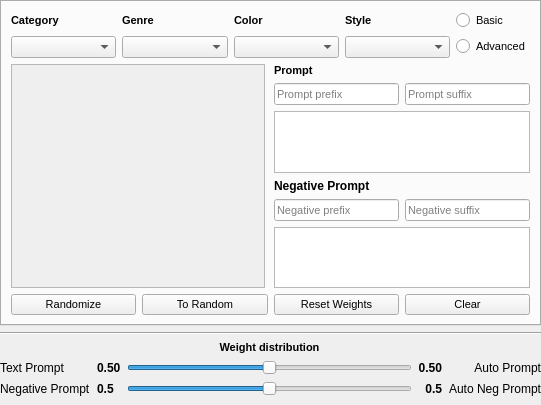
Before: the Qt Designer form src/airunner/pyqt/widgets/prompt_builder.ui in Capsize-Games/airunner, drawn with Qt 5.
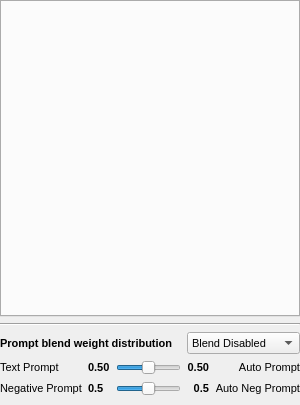
After: the same form once the commit is applied.

Diff of the .ui file:
```diff
--- a/src/airunner/pyqt/widgets/prompt_builder.ui
+++ b/src/airunner/pyqt/widgets/prompt_builder.ui
@@ -6,7 +6,7 @@
    <rect>
     <x>0</x>
     <y>0</y>
-    <width>541</width>
+    <width>300</width>
     <height>405</height>
    </rect>
   </property>
@@ -56,7 +56,7 @@
       <widget class="QLabel" name="label_5">
        <property name="font">
         <font>
-         <pointsize>9</pointsize>
+         <pointsize>8</pointsize>
          <bold>false</bold>
         </font>
        </property>
@@ -72,7 +72,7 @@
       <widget class="QLabel" name="label_4">
        <property name="font">
         <font>
-         <pointsize>9</pointsize>
+         <pointsize>8</pointsize>
          <bold>false</bold>
         </font>
        </property>
@@ -88,7 +88,7 @@
       <widget class="QLabel" name="label_3">
        <property name="font">
         <font>
-         <pointsize>9</pointsize>
+         <pointsize>8</pointsize>
          <bold>false</bold>
         </font>
        </property>
@@ -177,7 +177,7 @@
       <widget class="QLabel" name="auto_prompt_weight_label">
        <property name="font">
         <font>
-         <pointsize>9</pointsize>
+         <pointsize>8</pointsize>
          <bold>true</bold>
         </font>
        </property>
@@ -193,7 +193,7 @@
       <widget class="QLabel" name="negative_text_prompt_weight_label">
        <property name="font">
         <font>
-         <pointsize>9</pointsize>
+         <pointsize>8</pointsize>
          <bold>true</bold>
         </font>
        </property>
@@ -209,7 +209,7 @@
       <widget class="QLabel" name="label_6">
        <property name="font">
         <font>
-         <pointsize>9</pointsize>
+         <pointsize>8</pointsize>
          <bold>false</bold>
         </font>
        </property>
@@ -221,27 +221,11 @@
        </property>
       </widget>
      </item>
-     <item row="0" column="2">
-      <widget class="QLabel" name="label_7">
-       <property name="font">
-        <font>
-         <pointsize>8</pointsize>
-         <bold>true</bold>
-        </font>
-       </property>
-       <property name="text">
-        <string>Weight distribution</string>
-       </property>
-       <property name="alignment">
-        <set>Qt::AlignCenter</set>
-       </property>
-      </widget>
-     </item>
      <item row="2" column="3">
       <widget class="QLabel" name="negative_auto_prompt_weight_label">
        <property name="font">
         <font>
-         <pointsize>9</pointsize>
+         <pointsize>8</pointsize>
          <bold>true</bold>
         </font>
        </property>
@@ -257,7 +241,7 @@
       <widget class="QLabel" name="text_prompt_weight_label">
        <property name="font">
         <font>
-         <pointsize>9</pointsize>
+         <pointsize>8</pointsize>
          <bold>true</bold>
         </font>
        </property>
@@ -269,6 +253,49 @@
        </property>
       </widget>
      </item>
+     <item row="0" column="3" colspan="2">
+      <widget class="QComboBox" name="comboBox">
+       <property name="font">
+        <font>
+         <pointsize>8</pointsize>
+        </font>
+       </property>
+       <property name="toolTip">
+        <string>Blend mode</string>
+       </property>
+       <item>
+        <property name="text">
+         <string>Blend Disabled</string>
+        </property>
+       </item>
+       <item>
+        <property name="text">
+         <string>Prompt Builder</string>
+        </property>
+       </item>
+       <item>
+        <property name="text">
+         <string>Main Prompt</string>
+        </property>
+       </item>
+      </widget>
+     </item>
+     <item row="0" column="0" colspan="3">
+      <widget class="QLabel" name="label_7">
+       <property name="font">
+        <font>
+         <pointsize>8</pointsize>
+         <bold>true</bold>
+        </font>
+       </property>
+       <property name="text">
+        <string>Prompt blend weight distribution</string>
+       </property>
+       <property name="alignment">
+        <set>Qt::AlignLeading|Qt::AlignLeft|Qt::AlignVCenter</set>
+       </property>
+      </widget>
+     </item>
     </layout>
    </item>
    <item row="0" column="0">
@@ -288,557 +315,14 @@
       <string notr="true"/>
      </property>
      <property name="currentIndex">
-      <number>0</number>
+      <number>-1</number>
+     </property>
+     <property name="tabsClosable">
+      <bool>false</bool>
      </property>
      <property name="tabBarAutoHide">
-      <bool>true</bool>
+      <bool>false</bool>
      </property>
-     <widget class="QWidget" name="advanced">
-      <property name="sizePolicy">
-       <sizepolicy hsizetype="Preferred" vsizetype="Minimum">
-        <horstretch>0</horstretch>
-        <verstretch>0</verstretch>
-       </sizepolicy>
-      </property>
-      <property name="minimumSize">
-       <size>
-        <width>0</width>
-        <height>300</height>
-       </size>
-      </property>
-      <attribute name="title">
-       <string>Advanced</string>
-      </attribute>
-      <layout class="QGridLayout" name="gridLayout_2">
-       <item row="1" column="0">
-        <layout class="QGridLayout" name="gridLayout_9">
-         <property name="horizontalSpacing">
-          <number>9</number>
-         </property>
-         <item row="0" column="1">
-          <widget class="QScrollArea" name="scrollArea">
-           <property name="sizePolicy">
-            <sizepolicy hsizetype="MinimumExpanding" vsizetype="Expanding">
-             <horstretch>0</horstretch>
-             <verstretch>0</verstretch>
-            </sizepolicy>
-           </property>
-           <property name="minimumSize">
-            <size>
-             <width>250</width>
-             <height>120</height>
-            </size>
-           </property>
-           <property name="widgetResizable">
-            <bool>true</bool>
-           </property>
-           <widget class="QWidget" name="scroll_grid">
-            <property name="geometry">
-             <rect>
-              <x>0</x>
-              <y>0</y>
-              <width>248</width>
-              <height>214</height>
-             </rect>
-            </property>
-           </widget>
-          </widget>
-         </item>
-         <item row="0" column="2">
-          <layout class="QVBoxLayout" name="verticalLayout_3">
-           <property name="spacing">
-            <number>6</number>
-           </property>
-           <item>
-            <widget class="QLabel" name="label_16">
-             <property name="sizePolicy">
-              <sizepolicy hsizetype="Maximum" vsizetype="Preferred">
-               <horstretch>0</horstretch>
-               <verstretch>0</verstretch>
-              </sizepolicy>
-             </property>
-             <property name="maximumSize">
-              <size>
-               <width>200</width>
-               <height>16777215</height>
-              </size>
-             </property>
-             <property name="font">
-              <font>
-               <pointsize>8</pointsize>
-               <bold>true</bold>
-              </font>
-             </property>
-             <property name="text">
-              <string>Prompt</string>
-             </property>
-            </widget>
-           </item>
-           <item>
-            <layout class="QHBoxLayout" name="horizontalLayout">
-             <property name="spacing">
-              <number>6</number>
-             </property>
-             <item>
-              <widget class="QLineEdit" name="prompt_prefix">
-               <property name="font">
-                <font>
-                 <pointsize>8</pointsize>
-                </font>
-               </property>
-               <property name="placeholderText">
-                <string>Prompt prefix</string>
-               </property>
-              </widget>
-             </item>
-             <item>
-              <widget class="QLineEdit" name="prompt_suffix">
-               <property name="font">
-                <font>
-                 <pointsize>8</pointsize>
-                </font>
-               </property>
-               <property name="placeholderText">
-                <string>Prompt suffix</string>
-               </property>
-              </widget>
-             </item>
-            </layout>
-           </item>
-           <item>
-            <widget class="QTextBrowser" name="advanced_prompt_text">
-             <property name="sizePolicy">
-              <sizepolicy hsizetype="MinimumExpanding" vsizetype="Expanding">
-               <horstretch>0</horstretch>
-               <verstretch>0</verstretch>
-              </sizepolicy>
-             </property>
-             <property name="minimumSize">
-              <size>
-               <width>200</width>
-               <height>0</height>
-              </size>
-             </property>
-             <property name="maximumSize">
-              <size>
-               <width>16777215</width>
-               <height>16777215</height>
-              </size>
-             </property>
-             <property name="font">
-              <font>
-               <pointsize>8</pointsize>
-              </font>
-             </property>
-             <property name="readOnly">
-              <bool>false</bool>
-             </property>
-            </widget>
-           </item>
-           <item>
-            <widget class="QLabel" name="label_17">
-             <property name="sizePolicy">
-              <sizepolicy hsizetype="Maximum" vsizetype="Preferred">
-               <horstretch>0</horstretch>
-               <verstretch>0</verstretch>
-              </sizepolicy>
-             </property>
-             <property name="maximumSize">
-              <size>
-               <width>200</width>
-               <height>16777215</height>
-              </size>
-             </property>
-             <property name="font">
-              <font>
-               <pointsize>9</pointsize>
-               <bold>true</bold>
-              </font>
-             </property>
-             <property name="text">
-              <string>Negative Prompt</string>
-             </property>
-            </widget>
-           </item>
-           <item>
-            <layout class="QHBoxLayout" name="horizontalLayout_2">
-             <property name="spacing">
-              <number>6</number>
-             </property>
-             <item>
-              <widget class="QLineEdit" name="negative_prompt_prefix">
-               <property name="font">
-                <font>
-                 <pointsize>8</pointsize>
-                </font>
-               </property>
-               <property name="placeholderText">
-                <string>Negative prefix</string>
-               </property>
-              </widget>
-             </item>
-             <item>
-              <widget class="QLineEdit" name="negative_prompt_suffix">
-               <property name="font">
-                <font>
-                 <pointsize>8</pointsize>
-                </font>
-               </property>
-               <property name="placeholderText">
-                <string>Negative suffix</string>
-               </property>
-              </widget>
-             </item>
-            </layout>
-           </item>
-           <item>
-            <widget class="QTextBrowser" name="advanced_negative_prompt_text">
-             <property name="sizePolicy">
-              <sizepolicy hsizetype="MinimumExpanding" vsizetype="Expanding">
-               <horstretch>0</horstretch>
-               <verstretch>0</verstretch>
-              </sizepolicy>
-             </property>
-             <property name="minimumSize">
-              <size>
-               <width>200</width>
-               <height>0</height>
-              </size>
-             </property>
-             <property name="maximumSize">
-              <size>
-               <width>16777215</width>
-               <height>16777215</height>
-              </size>
-             </property>
-             <property name="font">
-              <font>
-               <pointsize>8</pointsize>
-              </font>
-             </property>
-             <property name="readOnly">
-              <bool>false</bool>
-             </property>
-            </widget>
-           </item>
-          </layout>
-         </item>
-        </layout>
-       </item>
-       <item row="2" column="0">
-        <layout class="QHBoxLayout" name="horizontalLayout_3">
-         <item>
-          <widget class="QPushButton" name="randomize_values_button">
-           <property name="sizePolicy">
-            <sizepolicy hsizetype="MinimumExpanding" vsizetype="Fixed">
-             <horstretch>0</horstretch>
-             <verstretch>0</verstretch>
-            </sizepolicy>
-           </property>
-           <property name="minimumSize">
-            <size>
-             <width>20</width>
-             <height>0</height>
-            </size>
-           </property>
-           <property name="maximumSize">
-            <size>
-             <width>16777215</width>
-             <height>16777215</height>
-            </size>
-           </property>
-           <property name="font">
-            <font>
-             <pointsize>8</pointsize>
-            </font>
-           </property>
-           <property name="text">
-            <string>Randomize</string>
-           </property>
-          </widget>
-         </item>
-         <item>
-          <widget class="QPushButton" name="values_to_random_button">
-           <property name="sizePolicy">
-            <sizepolicy hsizetype="MinimumExpanding" vsizetype="Minimum">
-             <horstretch>0</horstretch>
-             <verstretch>0</verstretch>
-            </sizepolicy>
-           </property>
-           <property name="minimumSize">
-            <size>
-             <width>20</width>
-             <height>0</height>
-            </size>
-           </property>
-           <property name="maximumSize">
-            <size>
-             <width>16777215</width>
-             <height>16777215</height>
-            </size>
-           </property>
-           <property name="font">
-            <font>
-             <pointsize>8</pointsize>
-            </font>
-           </property>
-           <property name="text">
-            <string>To Random</string>
-           </property>
-          </widget>
-         </item>
-         <item>
-          <widget class="QPushButton" name="reset_weights_button">
-           <property name="sizePolicy">
-            <sizepolicy hsizetype="MinimumExpanding" vsizetype="Fixed">
-             <horstretch>0</horstretch>
-             <verstretch>0</verstretch>
-            </sizepolicy>
-           </property>
-           <property name="minimumSize">
-            <size>
-             <width>20</width>
-             <height>0</height>
-            </size>
-           </property>
-           <property name="maximumSize">
-            <size>
-             <width>16777215</width>
-             <height>16777215</height>
-            </size>
-           </property>
-           <property name="font">
-            <font>
-             <pointsize>8</pointsize>
-            </font>
-           </property>
-           <property name="text">
-            <string>Reset Weights</string>
-           </property>
-          </widget>
-         </item>
-         <item>
-          <widget class="QPushButton" name="clear_values_button">
-           <property name="sizePolicy">
-            <sizepolicy hsizetype="MinimumExpanding" vsizetype="Fixed">
-             <horstretch>0</horstretch>
-             <verstretch>0</verstretch>
-            </sizepolicy>
-           </property>
-           <property name="minimumSize">
-            <size>
-             <width>20</width>
-             <height>0</height>
-            </size>
-           </property>
-           <property name="maximumSize">
-            <size>
-             <width>16777215</width>
-             <height>16777215</height>
-            </size>
-           </property>
-           <property name="font">
-            <font>
-             <pointsize>8</pointsize>
-            </font>
-           </property>
-           <property name="text">
-            <string>Clear</string>
-           </property>
-          </widget>
-         </item>
-        </layout>
-       </item>
-       <item row="0" column="0">
-        <layout class="QGridLayout" name="gridLayout_10">
-         <item row="1" column="4">
-          <widget class="QRadioButton" name="advanced_radio">
-           <property name="font">
-            <font>
-             <pointsize>8</pointsize>
-            </font>
-           </property>
-           <property name="text">
-            <string>Advanced</string>
-           </property>
-          </widget>
-         </item>
-         <item row="1" column="3">
-          <widget class="QComboBox" name="prompt_style">
-           <property name="sizePolicy">
-            <sizepolicy hsizetype="MinimumExpanding" vsizetype="Fixed">
-             <horstretch>0</horstretch>
-             <verstretch>0</verstretch>
-            </sizepolicy>
-           </property>
-           <property name="minimumSize">
-            <size>
-             <width>80</width>
-             <height>22</height>
-            </size>
-           </property>
-           <property name="maximumSize">
-            <size>
-             <width>16777215</width>
-             <height>16777215</height>
-            </size>
-           </property>
-           <property name="font">
-            <font>
-             <pointsize>9</pointsize>
-            </font>
-           </property>
-          </widget>
-         </item>
-         <item row="1" column="1">
-          <widget class="QComboBox" name="prompt_genre">
-           <property name="sizePolicy">
-            <sizepolicy hsizetype="MinimumExpanding" vsizetype="Fixed">
-             <horstretch>0</horstretch>
-             <verstretch>0</verstretch>
-            </sizepolicy>
-           </property>
-           <property name="minimumSize">
-            <size>
-             <width>80</width>
-             <height>22</height>
-            </size>
-           </property>
-           <property name="font">
-            <font>
-             <pointsize>9</pointsize>
-            </font>
-           </property>
-          </widget>
-         </item>
-         <item row="0" column="1">
-          <widget class="QLabel" name="label">
-           <property name="font">
-            <font>
-             <pointsize>8</pointsize>
-             <bold>true</bold>
-            </font>
-           </property>
-           <property name="text">
-            <string>Genre</string>
-           </property>
-          </widget>
-         </item>
-         <item row="1" column="2">
-          <widget class="QComboBox" name="prompt_color">
-           <property name="sizePolicy">
-            <sizepolicy hsizetype="MinimumExpanding" vsizetype="Fixed">
-             <horstretch>0</horstretch>
-             <verstretch>0</verstretch>
-            </sizepolicy>
-           </property>
-           <property name="minimumSize">
-            <size>
-             <width>80</width>
-             <height>22</height>
-            </size>
-           </property>
-           <property name="font">
-            <font>
-             <pointsize>9</pointsize>
-            </font>
-           </property>
-          </widget>
-         </item>
-         <item row="0" column="0">
-          <widget class="QLabel" name="label_2">
-           <property name="sizePolicy">
-            <sizepolicy hsizetype="Maximum" vsizetype="Maximum">
-             <horstretch>0</horstretch>
-             <verstretch>0</verstretch>
-            </sizepolicy>
-           </property>
-           <property name="font">
-            <font>
-             <pointsize>8</pointsize>
-             <bold>true</bold>
-            </font>
-           </property>
-           <property name="text">
-            <string>Category</string>
-           </property>
-          </widget>
-         </item>
-         <item row="0" column="3">
-          <widget class="QLabel" name="label_11">
-           <property name="sizePolicy">
-            <sizepolicy hsizetype="Maximum" vsizetype="Preferred">
-             <horstretch>0</horstretch>
-             <verstretch>0</verstretch>
-            </sizepolicy>
-           </property>
-           <property name="font">
-            <font>
-             <pointsize>8</pointsize>
-             <bold>true</bold>
-            </font>
-           </property>
-           <property name="text">
-            <string>Style</string>
-           </property>
-          </widget>
-         </item>
-         <item row="0" column="4">
-          <widget class="QRadioButton" name="basic_radio">
-           <property name="font">
-            <font>
-             <pointsize>8</pointsize>
-            </font>
-           </property>
-           <property name="text">
-            <string>Basic</string>
-           </property>
-          </widget>
-         </item>
-         <item row="0" column="2">
-          <widget class="QLabel" name="label_8">
-           <property name="font">
-            <font>
-             <pointsize>8</pointsize>
-             <bold>true</bold>
-            </font>
-           </property>
-           <property name="text">
-            <string>Color</string>
-           </property>
-          </widget>
-         </item>
-         <item row="1" column="0">
-          <widget class="QComboBox" name="prompt_category">
-           <property name="sizePolicy">
-            <sizepolicy hsizetype="MinimumExpanding" vsizetype="Fixed">
-             <horstretch>0</horstretch>
-             <verstretch>0</verstretch>
-            </sizepolicy>
-           </property>
-           <property name="minimumSize">
-            <size>
-             <width>80</width>
-             <height>22</height>
-            </size>
-           </property>
-           <property name="maximumSize">
-            <size>
-             <width>16777215</width>
-             <height>16777215</height>
-            </size>
-           </property>
-           <property name="font">
-            <font>
-             <pointsize>9</pointsize>
-            </font>
-           </property>
-          </widget>
-         </item>
-        </layout>
-       </item>
-      </layout>
-     </widget>
     </widget>
    </item>
   </layout>
```
